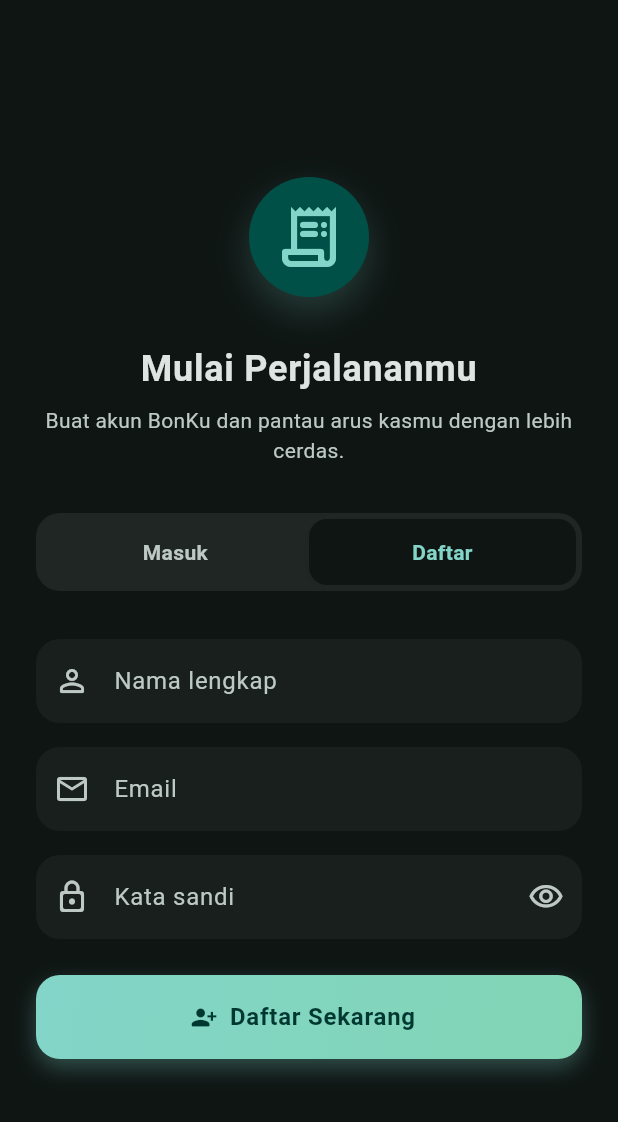
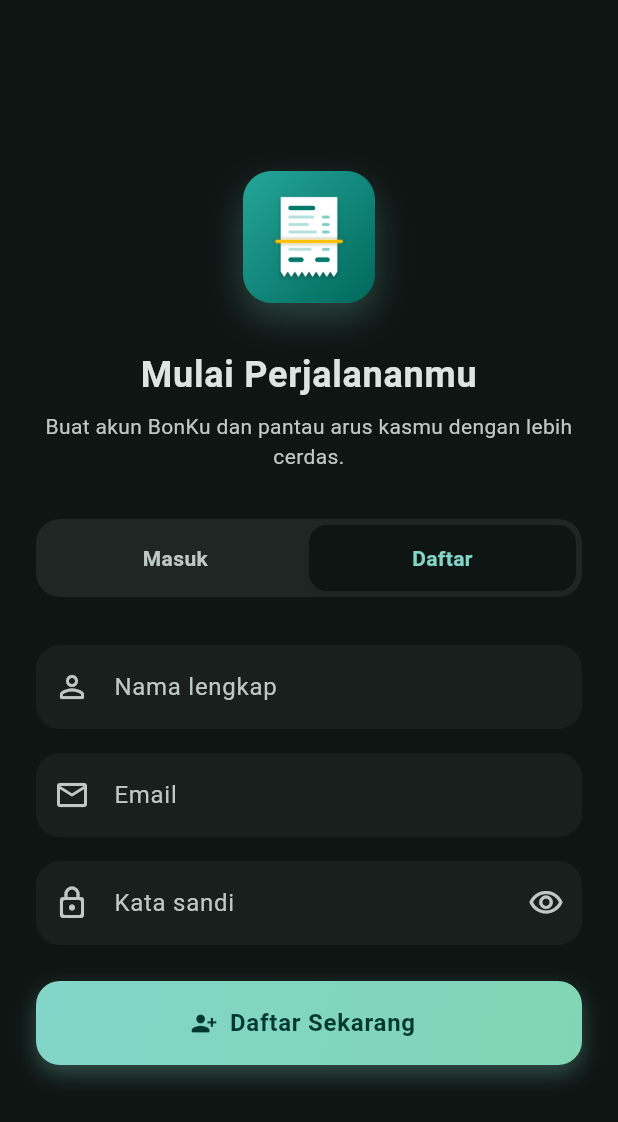
Before and after one commit to LuthfiNaufaldi21/BonKu, a Flutter app: the screen it shows after launch, after a tap on "Daftar", on a phone screen of 412 x 824 dp. Shown: the top 1122 px of the screen. Run offline on Flutter 3.47's test engine with Material 3 defaults, Android fonts, the phone set to English and light mode, and no system bars; our stand-ins replace cloud_firestore, firebase_ai, firebase_auth, firebase_core, image_picker, shared_preferences; missing offline and left inert: firebase_app_check; accounts and stored records are empty.

Commit message:
feat: menambahkan icon

```diff
--- a/lib/screens/auth_screen.dart
+++ b/lib/screens/auth_screen.dart
@@ -95,19 +95,17 @@ class _AuthScreenState extends State<AuthScreen> {
                   children: [
                     Center(
                       child: Container(
-                        padding: const EdgeInsets.all(16),
                         decoration: BoxDecoration(
-                          color: colors.primaryContainer,
-                          shape: BoxShape.circle,
+                          borderRadius: BorderRadius.circular(20),
                           boxShadow: [
                             BoxShadow(
-                              color: colors.primary.withValues(alpha: 0.2),
+                              color: colors.primary.withValues(alpha: 0.25),
                               blurRadius: 20,
                               offset: const Offset(0, 10),
-                            )
+                            ),
                           ],
                         ),
-                        child: Icon(Icons.receipt_long_rounded, size: 48, color: colors.primary),
+                        child: Image.asset('assets/logo/logo.png', width: 88, height: 88),
                       ),
                     ),
                     const SizedBox(height: 32),
--- a/lib/screens/splash_screen.dart
+++ b/lib/screens/splash_screen.dart
@@ -49,10 +49,10 @@ class _SplashScreenState extends State<SplashScreen> {
         child: Column(
           mainAxisAlignment: MainAxisAlignment.center,
           children: [
-            Icon(
-              Icons.receipt_long_rounded,
-              size: 120,
-              color: Theme.of(context).colorScheme.primary,
+            Image.asset(
+              'assets/logo/logo.png',
+              width: 96,
+              height: 96
             ),
             const SizedBox(height: 20),
             Text(
```
Also changed, not shown: pubspec.yaml (+11 -0 lines), assets/logo/app_icon.png (added), assets/logo/app_icon_foreground.png (added), assets/logo/logo.png (added), assets/logo/logo_1024.png (added), pubspec.lock, 35 other files.
